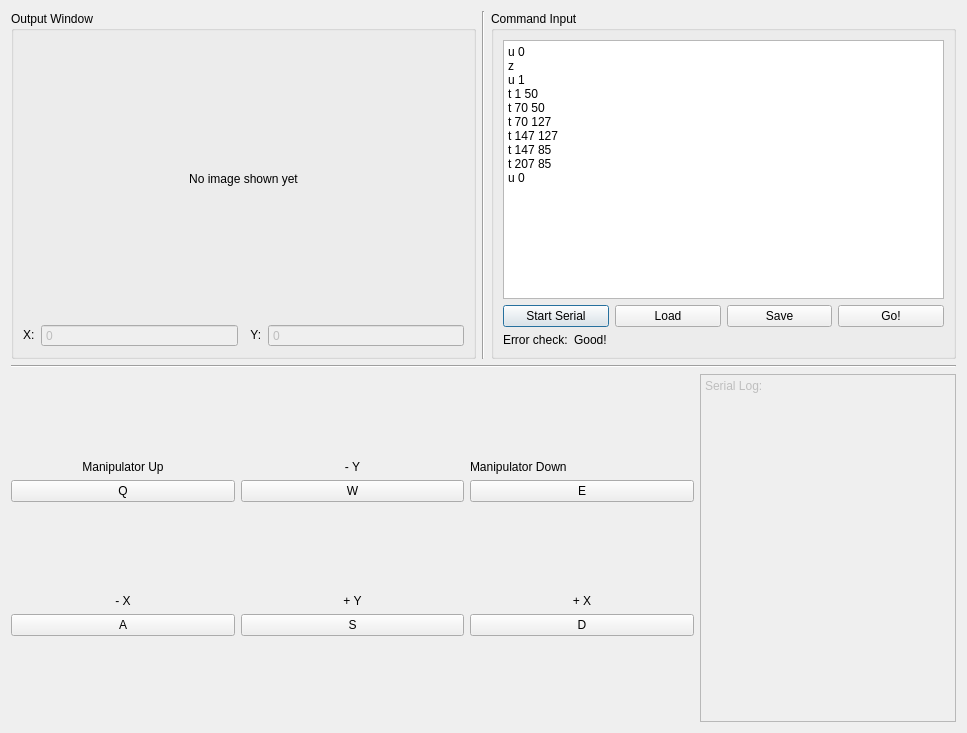
The window that GUI.ui (Flawededge/Uni_RobotArmGui) describes before a commit, drawn with Qt 5.
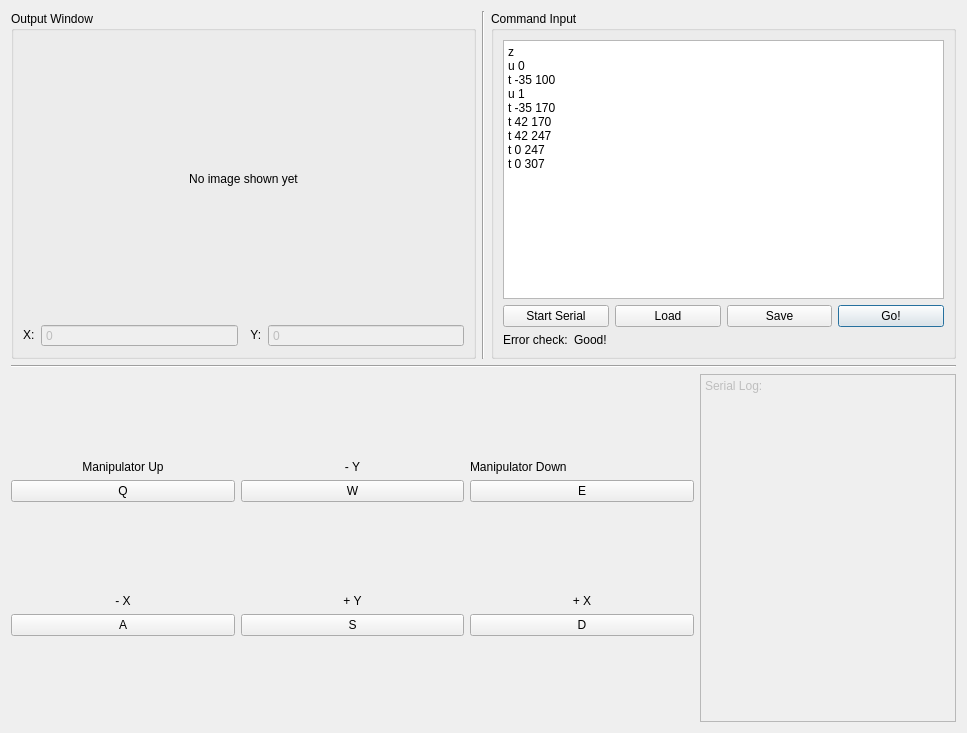
The same window after the commit.

Patch:
```diff
--- a/GUI.ui
+++ b/GUI.ui
@@ -144,16 +144,16 @@
            </sizepolicy>
           </property>
           <property name="plainText">
-           <string>u 0
-z
+           <string>z
+u 0
+t -35 100
 u 1
-t 1 50
-t 70 50
-t 70 127
-t 147 127
-t 147 85
-t 207 85
-u 0</string>
+t -35 170
+t 42 170
+t 42 247
+t 0 247
+t 0 307
+</string>
           </property>
          </widget>
         </item>
@@ -164,6 +164,9 @@
             <property name="text">
              <string>Start Serial</string>
             </property>
+            <property name="autoDefault">
+             <bool>false</bool>
+            </property>
            </widget>
           </item>
           <item>
@@ -171,6 +174,9 @@
             <property name="text">
              <string>Load</string>
             </property>
+            <property name="autoDefault">
+             <bool>false</bool>
+            </property>
            </widget>
           </item>
           <item>
@@ -179,7 +185,7 @@
              <string>Save</string>
             </property>
             <property name="autoDefault">
-             <bool>true</bool>
+             <bool>false</bool>
             </property>
            </widget>
           </item>
```
